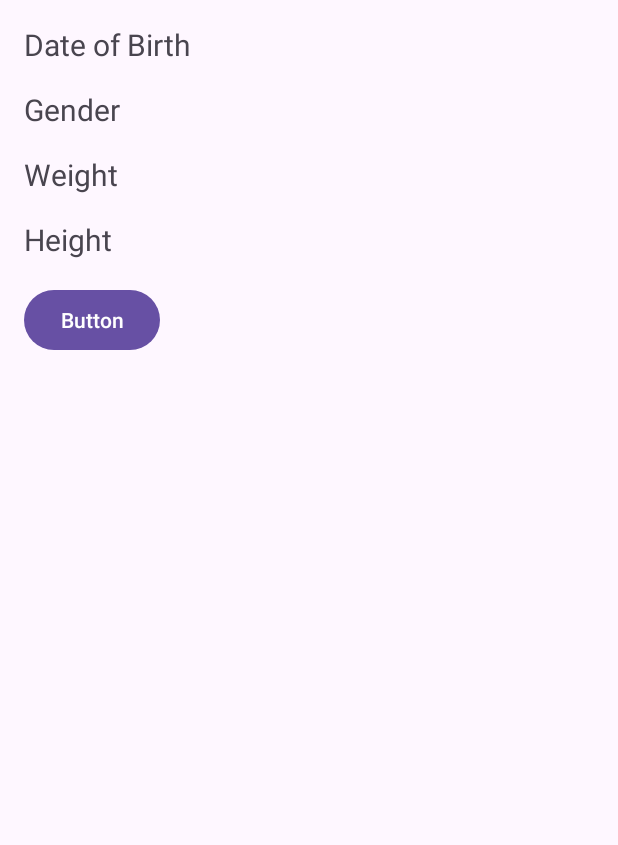
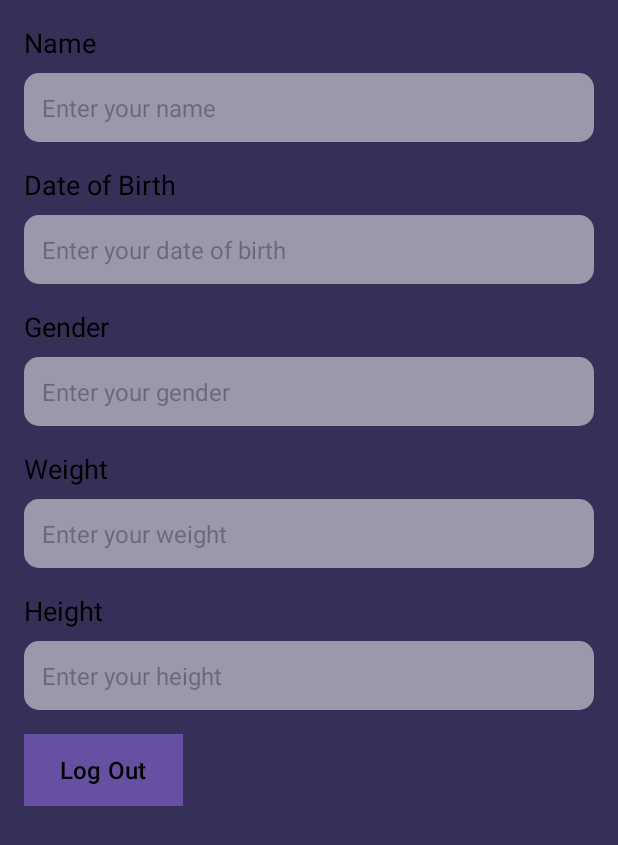
Before and after one commit to tuhin1522/FitGaurd-App, an Android app: the fragment Profile shown on its own in the app's theme, on a phone screen of 412 x 824 dp. Shown: the top 845 px of the screen. Run offline under Robolectric (Android 15) with nearby library versions, the phone set to English and light mode, and no system bars.

Commit message:
Added some design

```diff
--- a/app/src/main/java/com/tuhin/fitgaurdapp/AlarmRecyclerViewAdapter.java
+++ b/app/src/main/java/com/tuhin/fitgaurdapp/AlarmRecyclerViewAdapter.java
@@ -179,7 +179,6 @@ public class AlarmRecyclerViewAdapter extends RecyclerView.Adapter<AlarmRecycler
         });
 
         // Set OnClickListener for timeTextView to show TimePickerDialog
-        // Set OnClickListener for timeTextView to show TimePickerDialog
         timeTextView.setOnClickListener(new View.OnClickListener() {
             @Override
             public void onClick(View v) {
--- a/app/src/main/java/com/tuhin/fitgaurdapp/Notification_Activity.java
+++ b/app/src/main/java/com/tuhin/fitgaurdapp/Notification_Activity.java
@@ -14,7 +14,8 @@ public class Notification_Activity extends AppCompatActivity {
         super.onCreate(savedInstanceState);
         setContentView(R.layout.activity_notification);
         textView = findViewById(R.id.tv_message);
-        Bundle bundle = getIntent().getExtras();                                                    //call the data which is passed by another intent
+        //call the data which is passed by another intent
+        Bundle bundle = getIntent().getExtras();
         textView.setText(bundle.getString("message"));
     }
 }
--- a/app/src/main/java/com/tuhin/fitgaurdapp/Profile.java
+++ b/app/src/main/java/com/tuhin/fitgaurdapp/Profile.java
@@ -7,16 +7,29 @@ import androidx.fragment.app.Fragment;
 import android.view.LayoutInflater;
 import android.view.View;
 import android.view.ViewGroup;
+import android.widget.Button;
+import android.widget.TextView;
 
 
 public class Profile extends Fragment {
-
+    TextView name, dateofbirth, gender, weight, height;
+    Button btnlogout;
 
 
     @Override
     public View onCreateView(LayoutInflater inflater, ViewGroup container,
                              Bundle savedInstanceState) {
         // Inflate the layout for this fragment
-        return inflater.inflate(R.layout.fragment_profile, container, false);
+        View view = inflater.inflate(R.layout.fragment_profile, container, false);
+
+        name = view.findViewById(R.id.editTextName);
+        gender = view.findViewById(R.id.editTextGender);
+        dateofbirth = view.findViewById(R.id.editTextDateOfBirth);
+        weight = view.findViewById(R.id.editTextWeight);
+        height = view.findViewById(R.id.editTextHeight);
+        btnlogout = view.findViewById(R.id.btnLogout);
+
+
+        return view;
     }
 }
--- a/app/src/main/java/com/tuhin/fitgaurdapp/ProfileActivity.java
+++ b/app/src/main/java/com/tuhin/fitgaurdapp/ProfileActivity.java
@@ -12,7 +12,7 @@ import android.widget.Toast;
 public class ProfileActivity extends AppCompatActivity {
 
     private Button loginbutton;
-    private EditText editTextGender,editTextDate, editTextHeight, editTextWeight;
+    private EditText editTextName, editTextGender,editTextDate, editTextHeight, editTextWeight;
     @Override
     protected void onCreate(Bundle savedInstanceState) {
         super.onCreate(savedInstanceState);
@@ -23,6 +23,7 @@ public class ProfileActivity extends AppCompatActivity {
         editTextDate = findViewById(R.id.editTextDate);
         editTextHeight = findViewById(R.id.editTextHeight);
         editTextWeight = findViewById(R.id.editTextWeight);
+        editTextName = findViewById(R.id.editTextName);
 
         Intent log = new Intent(ProfileActivity.this, MainActivity.class);
 
--- a/app/src/main/res/drawable/baseline_alarm.xml
+++ b/app/src/main/res/drawable/baseline_alarm.xml
@@ -1,5 +1,5 @@
-<vector android:height="24dp" android:tint="#000000"
+<vector android:height="30dp" android:tint="#000000"
     android:viewportHeight="24" android:viewportWidth="24"
-    android:width="24dp" xmlns:android="http://schemas.android.com/apk/res/android">
+    android:width="30dp" xmlns:android="http://schemas.android.com/apk/res/android">
     <path android:fillColor="@android:color/white" android:pathData="M22,5.72l-4.6,-3.86 -1.29,1.53 4.6,3.86L22,5.72zM7.88,3.39L6.6,1.86 2,5.71l1.29,1.53 4.59,-3.85zM12,4c-4.97,0 -9,4.03 -9,9s4.02,9 9,9c4.97,0 9,-4.03 9,-9s-4.03,-9 -9,-9zM12,20c-3.87,0 -7,-3.13 -7,-7s3.13,-7 7,-7 7,3.13 7,7 -3.13,7 -7,7zM10.54,14.53L8.41,12.4l-1.06,1.06 3.18,3.18 6,-6 -1.06,-1.06 -4.93,4.95z"/>
 </vector>
--- a/app/src/main/res/layout/fragment_profile.xml
+++ b/app/src/main/res/layout/fragment_profile.xml
@@ -4,43 +4,115 @@
     android:layout_width="match_parent"
     android:layout_height="match_parent"
     android:orientation="vertical"
+    android:background="@color/backgroundblue"
     android:padding="16dp">
 
     <TextView
-        android:id="@+id/dateofbirth"
+        android:id="@+id/NameLabel"
+        android:layout_width="wrap_content"
+        android:layout_height="wrap_content"
+        android:text="Name"
+        android:textSize="18sp"
+        android:textColor="@android:color/black"
+        android:layout_marginBottom="8dp"/>
+
+    <EditText
+        android:id="@+id/editTextName"
+        android:layout_width="match_parent"
+        android:layout_height="wrap_content"
+        android:background="@drawable/edittext_background"
+        android:hint="Enter your name"
+        android:padding="12dp"
+        android:textSize="16sp"
+        android:textColor="@android:color/black"
+        android:layout_marginBottom="16dp"/>
+
+    <TextView
+        android:id="@+id/DateOfBirthLabel"
         android:layout_width="wrap_content"
         android:layout_height="wrap_content"
         android:text="Date of Birth"
-        android:textSize="20sp"
+        android:textSize="18sp"
+        android:textColor="@android:color/black"
+        android:layout_marginBottom="8dp"/>
+
+    <EditText
+        android:id="@+id/editTextDateOfBirth"
+        android:layout_width="match_parent"
+        android:layout_height="wrap_content"
+        android:background="@drawable/edittext_background"
+        android:hint="Enter your date of birth"
+        android:padding="12dp"
+        android:textSize="16sp"
+        android:textColor="@android:color/black"
         android:layout_marginBottom="16dp"/>
 
     <TextView
-        android:id="@+id/gender"
+        android:id="@+id/GenderLabel"
         android:layout_width="wrap_content"
         android:layout_height="wrap_content"
         android:text="Gender"
-        android:textSize="20sp"
+        android:textSize="18sp"
+        android:textColor="@android:color/black"
+        android:layout_marginBottom="8dp"/>
+
+    <EditText
+        android:id="@+id/editTextGender"
+        android:layout_width="match_parent"
+        android:layout_height="wrap_content"
+        android:background="@drawable/edittext_background"
+        android:hint="Enter your gender"
+        android:padding="12dp"
+        android:textSize="16sp"
+        android:textColor="@android:color/black"
         android:layout_marginBottom="16dp"/>
 
     <TextView
-        android:id="@+id/weight"
+        android:id="@+id/WeightLabel"
         android:layout_width="wrap_content"
         android:layout_height="wrap_content"
         android:text="Weight"
-        android:textSize="20sp"
+        android:textSize="18sp"
+        android:textColor="@android:color/black"
+        android:layout_marginBottom="8dp"/>
+
+    <EditText
+        android:id="@+id/editTextWeight"
+        android:layout_width="match_parent"
+        android:layout_height="wrap_content"
+        android:background="@drawable/edittext_background"
+        android:hint="Enter your weight"
+        android:padding="12dp"
+        android:textSize="16sp"
+        android:textColor="@android:color/black"
         android:layout_marginBottom="16dp"/>
 
     <TextView
-        android:id="@+id/height"
+        android:id="@+id/HeightLabel"
         android:layout_width="wrap_content"
         android:layout_height="wrap_content"
         android:text="Height"
-        android:textSize="20sp"
+        android:textSize="18sp"
+        android:textColor="@android:color/black"
+        android:layout_marginBottom="8dp"/>
+
+    <EditText
+        android:id="@+id/editTextHeight"
+        android:layout_width="match_parent"
+        android:layout_height="wrap_content"
+        android:background="@drawable/edittext_background"
+        android:hint="Enter your height"
+        android:padding="12dp"
+        android:textSize="16sp"
+        android:textColor="@android:color/black"
         android:layout_marginBottom="16dp"/>
 
     <Button
-        android:id="@+id/button"
+        android:id="@+id/btnLogout"
         android:layout_width="wrap_content"
         android:layout_height="wrap_content"
-        android:text="Button" />
+        android:text="Log Out"
+        android:textSize="16sp"
+        android:textColor="@android:color/black"
+        android:background="@color/black"/>
 </LinearLayout>
```
Also changed, not shown: app/src/main/java/com/tuhin/fitgaurdapp/Alarm.java (+4 -38 lines), app/src/main/java/com/tuhin/fitgaurdapp/AlarmReceiver.java (+1 -46 lines), app/src/main/res/layout/activity_profile.xml (+33 -40 lines), app/src/main/res/layout/notification_layout.xml (+7 -7 lines).
